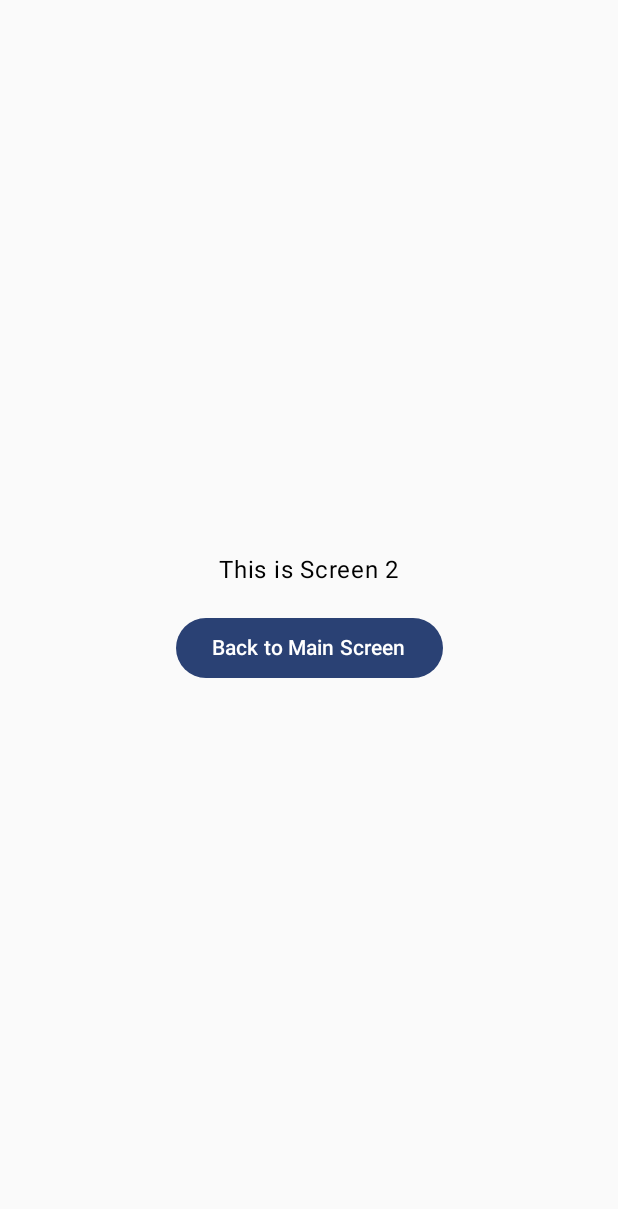
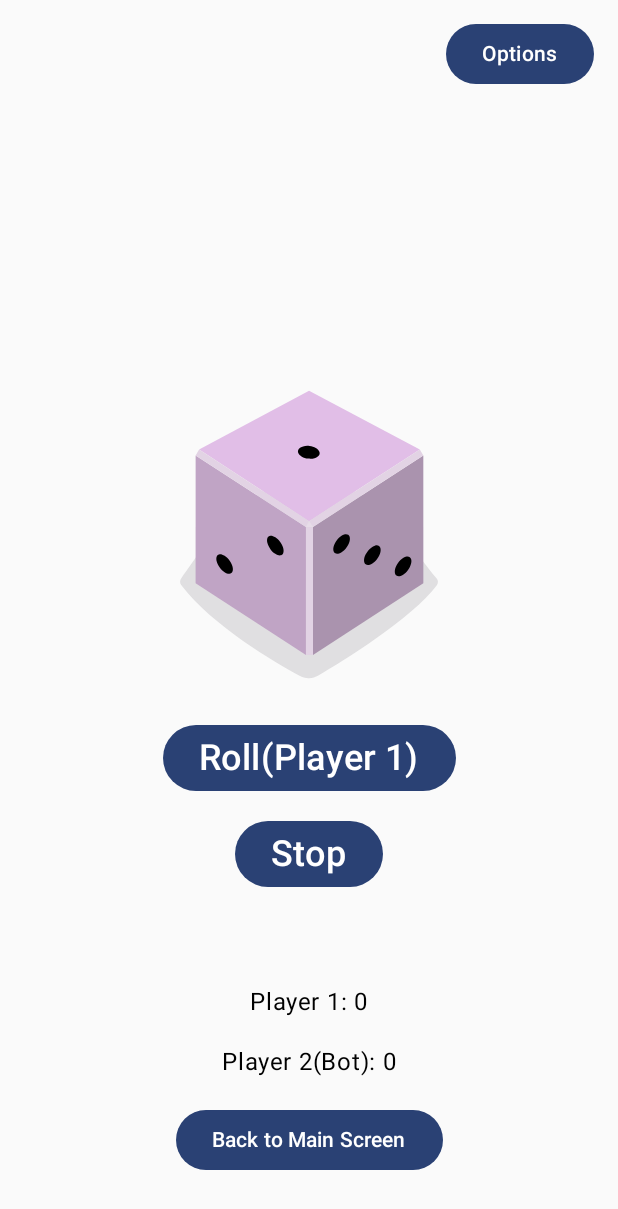
Before and after one commit to Suunic/Projeto_AndroidStd_Ricardo_Sousa, an Android app built with Jetpack Compose: the screen it shows after launch (MainActivity), after a tap on "2 Players", on a phone screen of 412 x 824 dp. Shown: the top 1209 px of the screen. Run offline under Robolectric (Android 15) with nearby library versions, the phone set to English and light mode, and no system bars.

Commit message:
-Modificada a função DiceSix(adicionados 2 parametros á função e adaptado o código para poder ser chamada para 1 ou 2 jogadores)

```diff
--- a/app/src/main/java/com/example/projetoandroidstdricardosousa/MainActivity.kt
+++ b/app/src/main/java/com/example/projetoandroidstdricardosousa/MainActivity.kt
@@ -37,6 +37,7 @@ import kotlin.system.exitProcess
 
 
 var Option: Int = 2
+
 
 class MainActivity : ComponentActivity() {
 
@@ -124,8 +125,8 @@ fun Screen1(navigateBack: () -> Unit) {
                     .width(IntrinsicSize.Max)
             ) {
 
-                DropdownMenuItem(text = { Text("D4") }, onClick = { Option=1; Log.d("TAG", "Option changed to $Option") })
-                DropdownMenuItem(text = { Text("D6") }, onClick = { Option=2; Log.d("TAG", "Option changed to $Option") })
+                DropdownMenuItem(text = { Text("D4" ) }, onClick = { Option=1; Log.d("TAG", "Option changed to $Option") })
+                DropdownMenuItem(text = { Text("D6" ) }, onClick = { Option=2; Log.d("TAG", "Option changed to $Option") })
                 DropdownMenuItem(text = { Text("D20") }, onClick = { Option=3; Log.d("TAG", "Option changed to $Option") })
 
             }
@@ -136,13 +137,13 @@ fun Screen1(navigateBack: () -> Unit) {
     Spacer(modifier = Modifier.padding(end = 16.dp))
     when (Option) {
         1 -> {
-            // diceFour()
+            // diceFour(1, player1)
         }
         2 -> {
-            DiceSix()
+            DiceSix(1, player1)
         }
         3 -> {
-            // diceTwenty()
+            // diceTwenty(1, player1)
         }
     }
 
@@ -151,7 +152,9 @@ fun Screen1(navigateBack: () -> Unit) {
         horizontalAlignment = Alignment.CenterHorizontally,
         verticalArrangement = Arrangement.Bottom
     ) {
-        Text("Valor: " + player1.score)
+        Text("Player 1: " + player1.score)
+        Spacer(modifier = Modifier.height(16.dp))
+        Text("Player 2(Bot): " + player2.score)
         Spacer(modifier = Modifier.height(16.dp))
         Button(onClick = navigateBack) {
             Text("Back to Main Screen")
@@ -162,16 +165,63 @@ fun Screen1(navigateBack: () -> Unit) {
 
 @Composable
 fun Screen2(navigateBack: () -> Unit) {
+    var expanded by remember { mutableStateOf(false) }
+    Column(
+        modifier = Modifier
+            .fillMaxSize()
+            .padding(end = 16.dp),
+        horizontalAlignment = Alignment.End,
+        verticalArrangement = Arrangement.Top,
+    ) {
+        Spacer(modifier = Modifier.height(16.dp))
+        Box(modifier = Modifier.height(40.dp)){
+            Button(onClick = { expanded = true }) {
+                Text("Options")
+            }
+
+            DropdownMenu(
+                expanded = expanded,
+                onDismissRequest = { expanded = false },
+                modifier = Modifier
+                    .padding(vertical = 2.dp)
+                    .width(IntrinsicSize.Max)
+            ) {
+
+                DropdownMenuItem(text = { Text("D4" ) }, onClick = { Option=1; Log.d("TAG", "Option changed to $Option") })
+                DropdownMenuItem(text = { Text("D6" ) }, onClick = { Option=2; Log.d("TAG", "Option changed to $Option") })
+                DropdownMenuItem(text = { Text("D20") }, onClick = { Option=3; Log.d("TAG", "Option changed to $Option") })
+
+            }
+        }
+
+        Spacer(modifier = Modifier.padding(end = 16.dp))
+    }
+    Spacer(modifier = Modifier.padding(end = 16.dp))
+    when (Option) {
+        1 -> {
+            // diceFour(1, player1)
+        }
+        2 -> {
+            DiceSix(2, player1)
+        }
+        3 -> {
+            // diceTwenty(1, player1)
+        }
+    }
+
     Column(
         modifier = Modifier.fillMaxSize(),
         horizontalAlignment = Alignment.CenterHorizontally,
-        verticalArrangement = Arrangement.Center
+        verticalArrangement = Arrangement.Bottom
     ) {
-        Text("This is Screen 2")
+        Text("Player 1: " + player1.score)
+        Spacer(modifier = Modifier.height(16.dp))
+        Text("Player 2(Bot): " + player2.score)
         Spacer(modifier = Modifier.height(16.dp))
         Button(onClick = navigateBack) {
             Text("Back to Main Screen")
         }
+        Spacer(modifier = Modifier.height(40.dp))
     }
 }
 
@@ -200,9 +250,13 @@ fun PreviewScreen2() {
 }
 
 @Composable
-fun DiceSix(modifier: Modifier = Modifier) {
+fun DiceSix( playerSelect: Int, player: Player) {
     var result by remember { mutableStateOf(1) }
+    var textRoll by remember { mutableStateOf("Player 1") }
+    var currentPlayer by remember { mutableStateOf(player1) }
+
     val imageResource = when (result) {
+
         1 -> R.drawable.dice_1
         2 -> R.drawable.dice_2
         3 -> R.drawable.dice_3
@@ -223,10 +277,36 @@ fun DiceSix(modifier: Modifier = Modifier) {
         Button(
             onClick = {
                 result = (1..6).random()
-                getDiceValue(player = player1, roll = result)
+                if (playerSelect == 1) {
+                    textRoll = "Player 1"
+                    getDiceValue(player = player1, roll = result)
+                    result = (1..6).random()
+                    getDiceValue(player = player2, roll = result)
+
+                } else {
+                    textRoll = if (currentPlayer == player1) "Player 1" else "Player 2"
+                    getDiceValue(player = currentPlayer, roll = result)
+                    if (currentPlayer == player1) {
+                        currentPlayer = player2
+
+                    } else {
+                        currentPlayer = player1
+
+                    }
+                }
             },
+
         ) {
-            Text(text = "Roll", fontSize = 24.sp)
+            Text("Roll($textRoll)", fontSize = 24.sp)
+        }
+        Spacer(modifier = Modifier.height(16.dp))
+        Button(
+            onClick = {
+                //Stop
+            }
+
+        ){
+            Text(text = "Stop", fontSize = 24.sp)
         }
     }
 }
```
